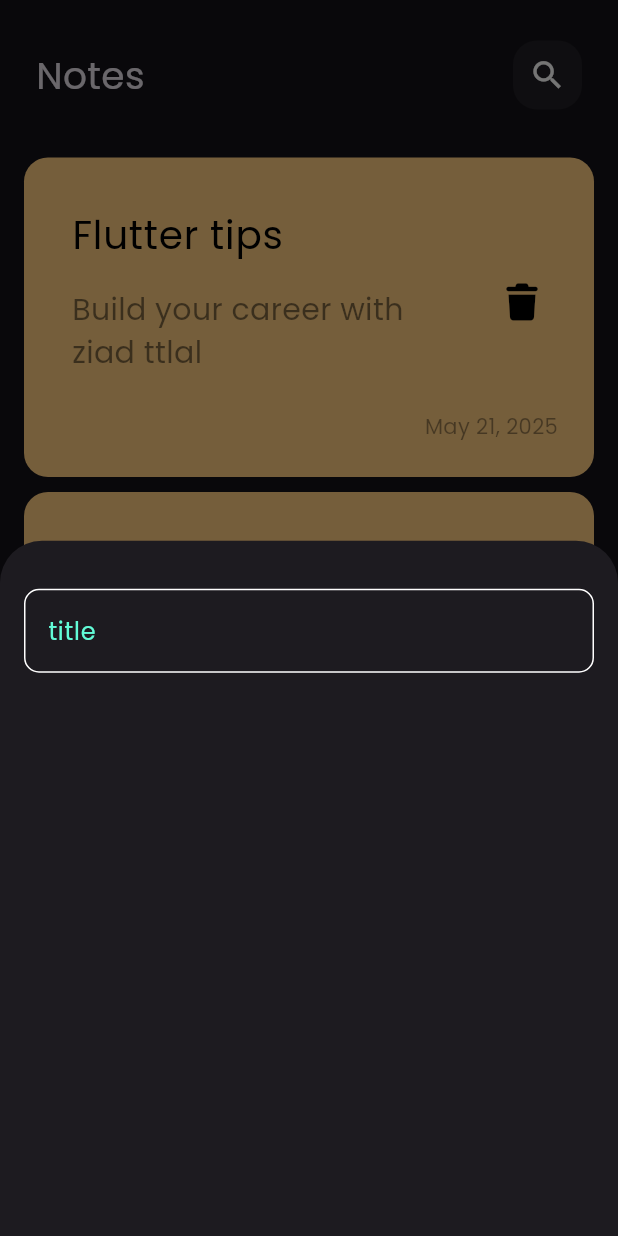
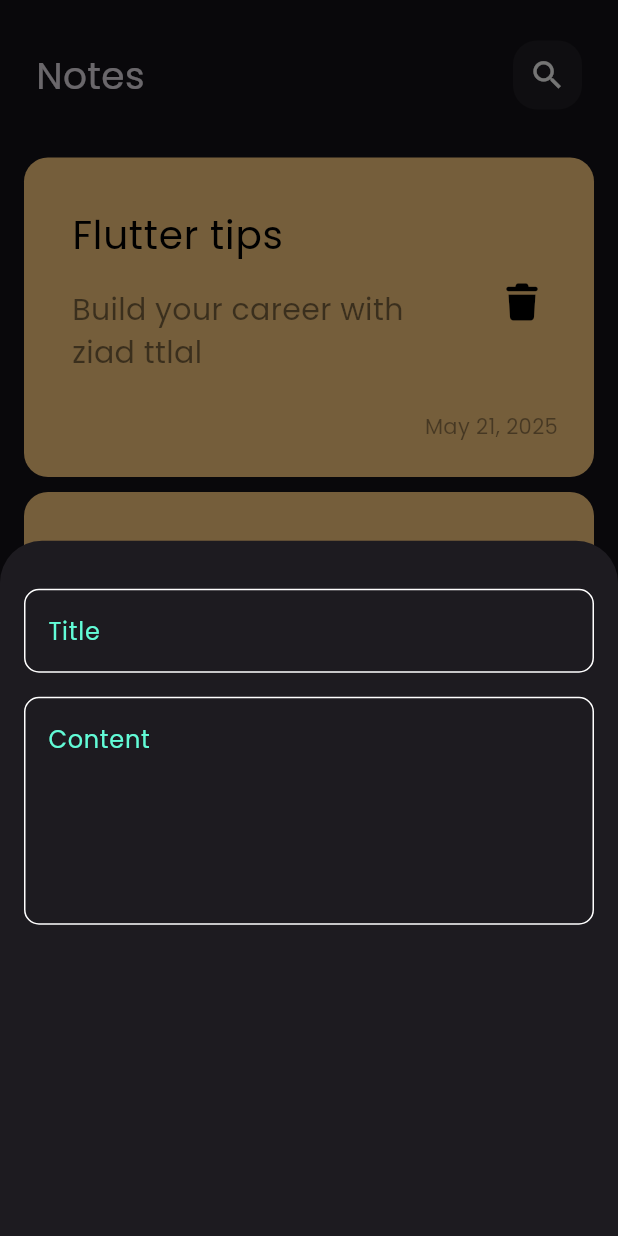
Before and after one commit to ziadttlal/notes_app, a Flutter app: the screen it shows after launch, after a tap on the "add" icon, on a phone screen of 412 x 824 dp. Run offline on Flutter 3.47's test engine with Material 3 defaults, Android fonts, the phone set to English and light mode, and no system bars; our stand-ins replace font_awesome_flutter.

Commit message:
add fields to notes bottom sheet

```diff
--- a/lib/views/widgets/add_note_bottom_sheet.dart
+++ b/lib/views/widgets/add_note_bottom_sheet.dart
@@ -8,7 +8,14 @@ class AddNoteBottomSheet extends StatelessWidget {
   Widget build(BuildContext context) {
     return Padding(
       padding: const EdgeInsets.symmetric(horizontal: 16),
-      child: Column(children: [SizedBox(height: 32), CustomTextField()]),
+      child: Column(
+        children: [
+          SizedBox(height: 32),
+          CustomTextField(hint: 'Title'),
+          SizedBox(height: 16),
+          CustomTextField(hint: 'Content', maxLines: 5),
+        ],
+      ),
     );
   }
 }
--- a/lib/views/widgets/custom_text_field.dart
+++ b/lib/views/widgets/custom_text_field.dart
@@ -2,14 +2,16 @@ import 'package:flutter/material.dart';
 import 'package:notes_app/constants.dart';
 
 class CustomTextField extends StatelessWidget {
-  const CustomTextField({super.key});
-
+  const CustomTextField({super.key, required this.hint, this.maxLines = 1});
+  final hint;
+  final maxLines;
   @override
   Widget build(BuildContext context) {
     return TextField(
+      maxLines: maxLines,
       cursorColor: kPrimaryColor,
       decoration: InputDecoration(
-        hintText: 'title',
+        hintText: hint,
         hintStyle: TextStyle(color: kPrimaryColor),
         border: buildBorder(),
         focusedBorder: buildBorder(kPrimaryColor),
```
